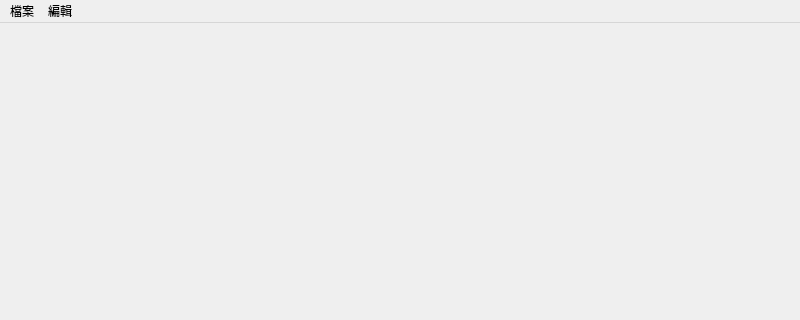
The window that mainwindow.ui (LaiChienTing/DesignWindow) describes before a commit, drawn with Qt 5; both pictures show x 0 to 800 and y 0 to 320 of the 800 by 600 pixel window.
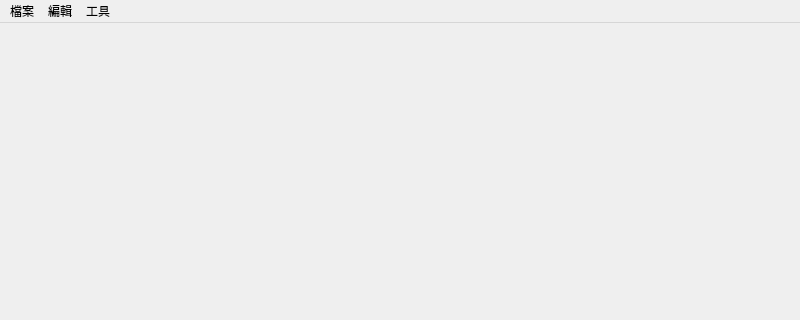
The same window after the commit.

Commit message: Add third menu (工具) with Exit action and dark theme style

Diff of the .ui file:
```diff
--- a/mainwindow.ui
+++ b/mainwindow.ui
@@ -46,8 +46,15 @@
     <addaction name="actionCopy"/>
     <addaction name="actionAll"/>
    </widget>
+   <widget class="QMenu" name="menu_3">
+    <property name="title">
+     <string>工具</string>
+    </property>
+    <addaction name="actionExit"/>
+   </widget>
    <addaction name="menu"/>
    <addaction name="menu_2"/>
+   <addaction name="menu_3"/>
   </widget>
   <widget class="QStatusBar" name="statusbar"/>
   <action name="actionNew">
```
Left out of the diff: 8 changed lines with no effect on the pictures. The commit also changes 4 other files.
